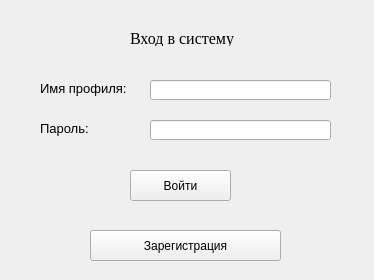
The window that EntryMenuForm.ui (Glebosh/Yandex_Project1) describes before a commit, drawn with Qt 5.
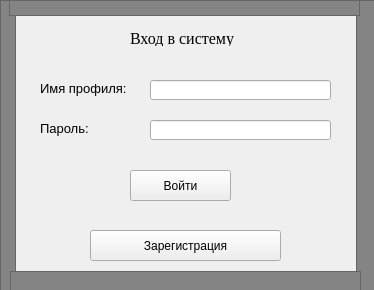
The same window after the commit.

Commit message: Add simle design

Patch:
```diff
--- a/EntryMenuForm.ui
+++ b/EntryMenuForm.ui
@@ -7,7 +7,7 @@
     <x>0</x>
     <y>0</y>
     <width>374</width>
-    <height>280</height>
+    <height>290</height>
    </rect>
   </property>
   <property name="windowTitle">
@@ -124,6 +124,82 @@
     </rect>
    </property>
   </widget>
+  <widget class="QFrame" name="frame">
+   <property name="geometry">
+    <rect>
+     <x>0</x>
+     <y>0</y>
+     <width>16</width>
+     <height>291</height>
+    </rect>
+   </property>
+   <property name="styleSheet">
+    <string notr="true">background-color: rgb(132, 132, 132);</string>
+   </property>
+   <property name="frameShape">
+    <enum>QFrame::StyledPanel</enum>
+   </property>
+   <property name="frameShadow">
+    <enum>QFrame::Raised</enum>
+   </property>
+  </widget>
+  <widget class="QFrame" name="frame_2">
+   <property name="geometry">
+    <rect>
+     <x>356</x>
+     <y>0</y>
+     <width>20</width>
+     <height>291</height>
+    </rect>
+   </property>
+   <property name="styleSheet">
+    <string notr="true">background-color: rgb(132, 132, 132);</string>
+   </property>
+   <property name="frameShape">
+    <enum>QFrame::StyledPanel</enum>
+   </property>
+   <property name="frameShadow">
+    <enum>QFrame::Raised</enum>
+   </property>
+  </widget>
+  <widget class="QFrame" name="frame_3">
+   <property name="geometry">
+    <rect>
+     <x>9</x>
+     <y>0</y>
+     <width>351</width>
+     <height>16</height>
+    </rect>
+   </property>
+   <property name="styleSheet">
+    <string notr="true">background-color: rgb(132, 132, 132);</string>
+   </property>
+   <property name="frameShape">
+    <enum>QFrame::StyledPanel</enum>
+   </property>
+   <property name="frameShadow">
+    <enum>QFrame::Raised</enum>
+   </property>
+  </widget>
+  <widget class="QFrame" name="frame_4">
+   <property name="geometry">
+    <rect>
+     <x>10</x>
+     <y>271</y>
+     <width>351</width>
+     <height>20</height>
+    </rect>
+   </property>
+   <property name="styleSheet">
+    <string notr="true">background-color: rgb(132, 132, 132);</string>
+   </property>
+   <property name="frameShape">
+    <enum>QFrame::StyledPanel</enum>
+   </property>
+   <property name="frameShadow">
+    <enum>QFrame::Raised</enum>
+   </property>
+  </widget>
  </widget>
  <resources/>
  <connections/>
```
The commit also changes 1 other file.
